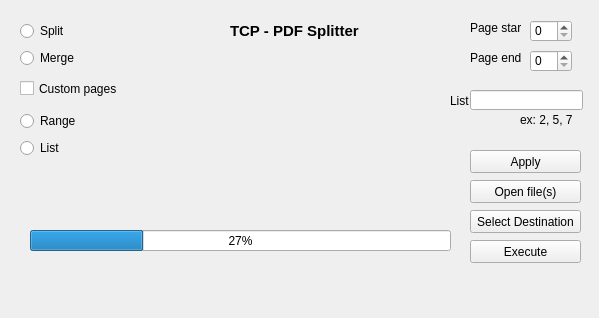
The window that src/raw/pdf_spliter_proj.ui (JonasFiechter/pdf_splitter) describes before a commit, drawn with Qt 5.
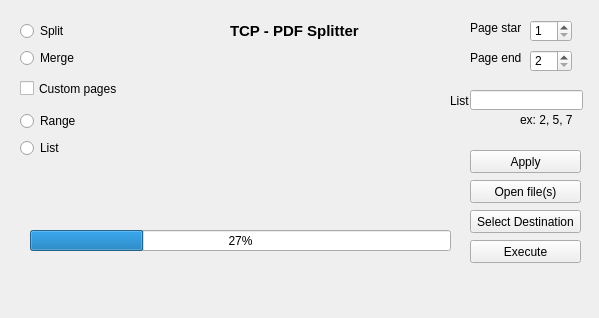
The same window after the commit.

```diff
--- a/src/raw/pdf_spliter_proj.ui
+++ b/src/raw/pdf_spliter_proj.ui
@@ -154,6 +154,12 @@
       <height>22</height>
      </rect>
     </property>
+    <property name="minimum">
+     <number>1</number>
+    </property>
+    <property name="maximum">
+     <number>999</number>
+    </property>
    </widget>
    <widget class="QSpinBox" name="ending_page">
     <property name="geometry">
@@ -164,6 +170,12 @@
       <height>22</height>
      </rect>
     </property>
+    <property name="minimum">
+     <number>2</number>
+    </property>
+    <property name="maximum">
+     <number>999</number>
+    </property>
    </widget>
    <widget class="QLabel" name="label_2">
     <property name="geometry">
```
